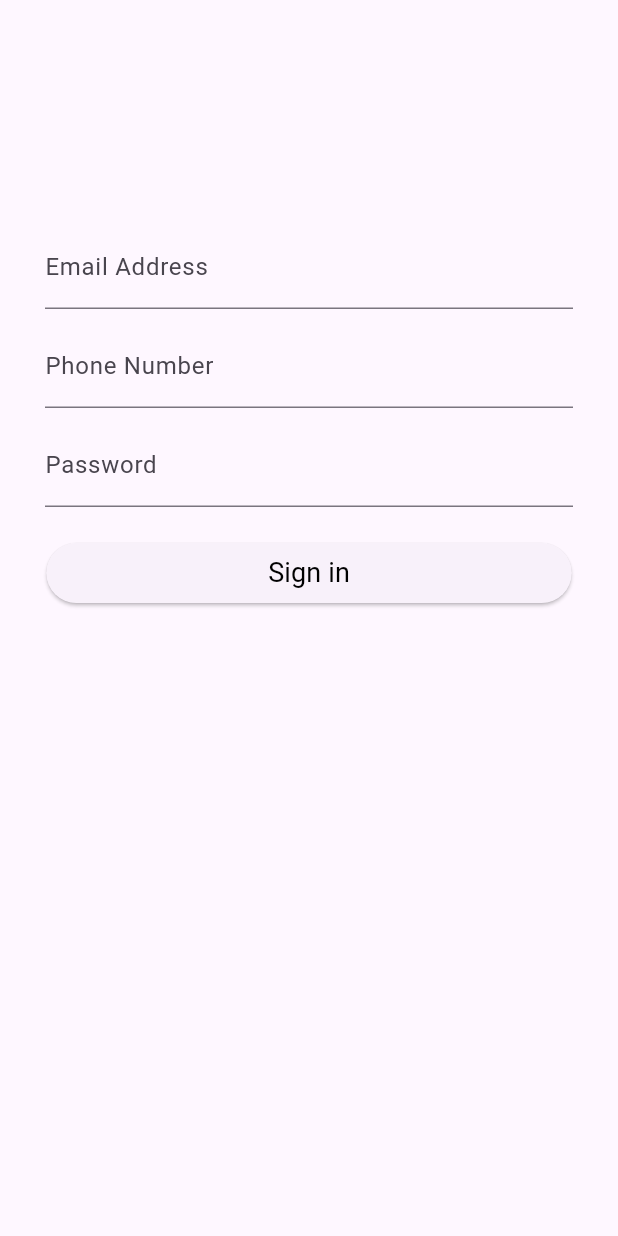
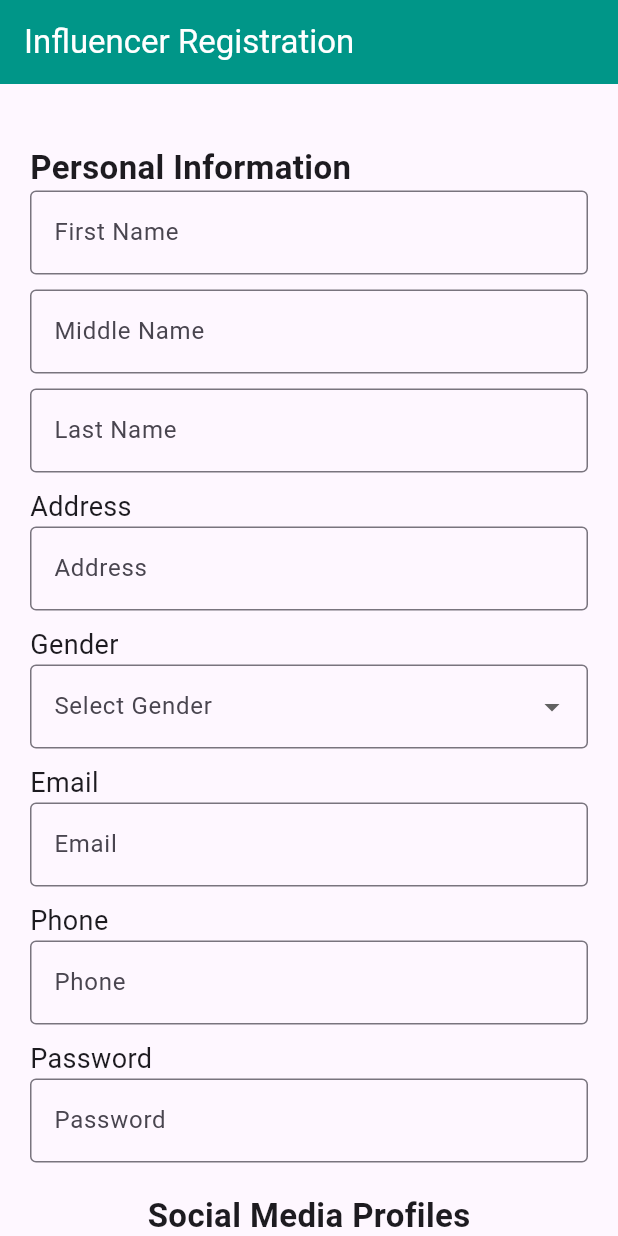
Before and after one commit to ruchibajra/TrendMaster-MobileApp, a Flutter app: the screen it shows after launch, on a phone screen of 412 x 824 dp. Run offline on Flutter 3.47's test engine with Material 3 defaults, Android fonts, the phone set to English and light mode, and no system bars; our stand-ins replace firebase_auth, firebase_core, google_fonts; accounts and stored records are empty; Roboto replaces fonts that are missing (Inika).

Commit message:
creator register ui fn completed

```diff
--- a/lib/main.dart
+++ b/lib/main.dart
@@ -1,6 +1,9 @@
 import 'package:firebase_core/firebase_core.dart';
 import 'package:flutter/material.dart';
+import 'package:google_fonts/google_fonts.dart';
+import 'package:trendmasterass2/pages/registration.dart';
 import 'package:trendmasterass2/pages/signin_page.dart';
+
 
 Future<void> main() async{
   WidgetsFlutterBinding.ensureInitialized();
@@ -15,61 +18,32 @@ class MyApp extends StatelessWidget {
   @override
   Widget build(BuildContext context) {
     return MaterialApp(
-      title: 'Jay FireBase',
+      debugShowCheckedModeBanner: false,
+      //Theme Style
+      themeMode: ThemeMode.light,
       theme: ThemeData(
-        colorScheme: ColorScheme.fromSeed(seedColor: Colors.deepPurple),
-        useMaterial3: true,
+        appBarTheme: AppBarTheme(
+            color: Colors.teal,
+            titleTextStyle: TextStyle(fontSize: 22, color: Colors.white,)),
+        fontFamily: GoogleFonts.aBeeZee().fontFamily,
       ),
-      home: SignupPage(),
+
+
+        //Route
+        routes: <String, WidgetBuilder>{
+          "/": (context) => InfluencerRegistrationScreen(),
+          // "/": (context) => CreatorsPage(),
+          // "/": (context) => CompanyHomePage(),
+          // "/": (context) => InfluencerProfile(),
+          // "/": (context) => InfluencerHomePage(),
+          // "/": (context) => Budget(),
+          // "/": (context) => LoginPage(),
+          // "/": (context) => AddDetailsPage(),
+          // "/": (context) => CompanyLocationPage(),
+          // "/": (context) => CompanySuccessPage(),
+          // "/": (context) => InfluencerHomePage(),
+          // "/": (context) => CampaignDetailPage(),
+        }
     );
   }
 }
-
-class MyHomePage extends StatefulWidget {
-  const MyHomePage({super.key, required this.title});
-  final String title;
-
-  @override
-  State<MyHomePage> createState() => _MyHomePageState();
-}
-
-class _MyHomePageState extends State<MyHomePage> {
-  int _counter = 0;
-
-  void _incrementCounter() {
-    setState(() {
-      _counter++;
-    });
-  }
-
-  @override
-  Widget build(BuildContext context) {
-    return Scaffold(
-      appBar: AppBar(
-        backgroundColor: Theme.of(context).colorScheme.inversePrimary,
-        title: Text(widget.title),
-      ),
-      body: Center(
-        child: Column(
-          mainAxisAlignment: MainAxisAlignment.center,
-          children: <Widget>[
-            const Text(
-              'You have pushed the button this many times:',
-            ),
-            Text(
-              '$_counter',
-              style: Theme.of(context).textTheme.headlineMedium,
-            ),
-
-
-          ],
-        ),
-      ),
-      floatingActionButton: FloatingActionButton(
-        onPressed: _incrementCounter,
-        tooltip: 'Increment',
-        child: const Icon(Icons.add),
-      ), // This trailing comma makes auto-formatting nicer for build methods.
-    );
-  }
-}
--- /dev/null
+++ b/lib/pages/registration.dart
@@ -0,0 +1,363 @@
+import 'package:flutter/material.dart';
+enum Gender { Male, Female }
+
+class InfluencerRegistrationScreen extends StatefulWidget {
+  @override
+  _InfluencerRegistrationScreenState createState() => _InfluencerRegistrationScreenState();
+}
+
+class _InfluencerRegistrationScreenState extends State<InfluencerRegistrationScreen> {
+  TextEditingController firstNameController = TextEditingController();
+  TextEditingController middleNameController = TextEditingController();
+  TextEditingController lastNameController = TextEditingController();
+  TextEditingController addressController = TextEditingController();
+  TextEditingController emailController = TextEditingController();
+  TextEditingController phoneController = TextEditingController();
+  TextEditingController passwordController = TextEditingController();
+  TextEditingController instagramController = TextEditingController();
+  TextEditingController youtubeController = TextEditingController();
+  TextEditingController rateController = TextEditingController();
+  TextEditingController instagramSubscriberController = TextEditingController();
+  TextEditingController youtubeSubscriberController = TextEditingController();
+  TextEditingController descriptionController = TextEditingController();
+
+  String? selectedGender;
+  List<String> selectedNiches = [];
+
+  List<Map<String, dynamic>> getNicheList() {
+    return [
+      {'niche': 'Fashion', 'color': Colors.teal},
+      {'niche': 'Motivate', 'color': Colors.teal},
+      {'niche': 'Food Vlog', 'color': Colors.teal},
+      {'niche': 'Entertainment', 'color': Colors.teal},
+      {'niche': 'Informative', 'color': Colors.teal},
+      {'niche': 'Makeup', 'color': Colors.teal},
+      {'niche': 'Content Creator', 'color': Colors.teal},
+      {'niche': 'Model', 'color': Colors.teal},
+      {'niche': 'Comedy', 'color': Colors.teal},
+    ];
+  }
+
+  //Personal Info Section
+  Widget buildPersonalInformation() {
+    return Column(
+      crossAxisAlignment: CrossAxisAlignment.start,
+      children: <Widget>[
+        SizedBox(height: 20),
+        Text(
+          'Personal Information',
+          style: TextStyle(
+            fontSize: 22,
+            fontWeight: FontWeight.bold,
+          ),
+        ),
+        TextFormField(
+          controller: firstNameController,
+          decoration: InputDecoration(
+            labelText: 'First Name',
+            border: OutlineInputBorder(),
+          ),
+        ),
+        SizedBox(height: 10),
+        TextFormField(
+          controller: middleNameController,
+          decoration: InputDecoration(
+            labelText: 'Middle Name',
+            border: OutlineInputBorder(),
+          ),
+        ),
+        SizedBox(height: 10),
+        TextFormField(
+          controller: lastNameController,
+          decoration: InputDecoration(
+            labelText: 'Last Name',
+            border: OutlineInputBorder(),
+          ),
+        ),
+        SizedBox(height: 10),
+        Text(
+          'Address',
+          style: TextStyle(
+            fontSize: 18,
+          ),
+        ),
+        TextFormField(
+          controller: addressController,
+          decoration: InputDecoration(
+            labelText: 'Address',
+            border: OutlineInputBorder(),
+          ),
+        ),
+        SizedBox(height: 10),
+        Text(
+          'Gender',
+          style: TextStyle(
+            fontSize: 18,
+          ),
+        ),
+        DropdownButtonFormField<String>(
+          decoration: InputDecoration(
+            labelText: 'Select Gender',
+            border: OutlineInputBorder(),
+          ),
+          value: selectedGender,
+          onChanged: (String? value) {
+            setState(() {
+              selectedGender = value;
+            });
+          },
+          items: <String>['Male', 'Female'].map((String value) {
+            return DropdownMenuItem<String>(
+              value: value,
+              child: Text(value),
+            );
+          }).toList(),
+        ),
+        SizedBox(height: 10),
+        Text(
+          'Email',
+          style: TextStyle(
+            fontSize: 18,
+          ),
+        ),
+        TextFormField(
+          controller: emailController,
+          decoration: InputDecoration(
+            labelText: 'Email',
+            border: OutlineInputBorder(),
+          ),
+        ),
+        SizedBox(height: 10),
+        Text(
+          'Phone',
+          style: TextStyle(
+            fontSize: 18,
+          ),
+        ),
+        TextFormField(
+          controller: phoneController,
+          decoration: InputDecoration(
+            labelText: 'Phone',
+            border: OutlineInputBorder(),
+          ),
+        ),
+        SizedBox(height: 10),
+        Text(
+          'Password',
+          style: TextStyle(
+            fontSize: 18,
+          ),
+        ),
+        TextFormField(
+          controller: passwordController,
+          obscureText: true,
+          decoration: InputDecoration(
+            labelText: 'Password',
+            border: OutlineInputBorder(),
+          ),
+        ),
+      ],
+    );
+  }
+
+  //Social Media Section
+  Widget buildSocialMediaProfiles() {
+    return Column(
+      children: [
+        SizedBox(height: 20),
+        Text(
+          'Social Media Profiles',
+          style: TextStyle(
+            fontSize: 22,
+            fontWeight: FontWeight.bold,
+          ),
+        ),
+        Row(
+          children: [
+            Expanded(
+              child: Padding(
+                padding: const EdgeInsets.only(right: 20.0),
+                child: TextFormField(
+                  controller: instagramController,
+                  decoration: InputDecoration(
+                    labelText: 'Instagram Handle',
+                    border: OutlineInputBorder(),
+                  ),
+                ),
+              ),
+            ),
+            SizedBox(
+              width: 100,
+              child: TextFormField(
+                controller: instagramSubscriberController,
+                keyboardType: TextInputType.number,
+                decoration: InputDecoration(
+                  labelText: 'Subscribers',
+                  border: OutlineInputBorder(),
+                ),
+              ),
+            ),
+          ],
+        ),
+        SizedBox(height: 10),
+        Row(
+          children: [
+            Expanded(
+              child: Padding(
+                padding: const EdgeInsets.only(right: 10.0),
+                child: TextFormField(
+                  controller: youtubeController,
+                  decoration: InputDecoration(
+                    labelText: 'YouTube Channel (if applicable)',
+                    border: OutlineInputBorder(),
+                  ),
+                ),
+              ),
+            ),
+            SizedBox(
+              width: 100,
+              child: TextFormField(
+                controller: youtubeSubscriberController,
+                keyboardType: TextInputType.number,
+                decoration: InputDecoration(
+                  labelText: 'Subscribers',
+                  border: OutlineInputBorder(),
+                ),
+              ),
+            ),
+          ],
+        ),
+      ],
+    );
+  }
+
+  // Niche Section
+  Widget buildNicheSelection() {
+    return Column(
+      children: [
+        SizedBox(height: 20),
+        Text(
+          'Niche/Category',
+          style: TextStyle(
+            fontSize: 22,
+            fontWeight: FontWeight.bold,
+          ),
+        ),
+        SizedBox(height: 10),
+        Text(
+          'Select Niche*',
+          style: TextStyle(fontWeight: FontWeight.bold),
+        ),
+        SizedBox(height: 5),
+        Column(
+          crossAxisAlignment: CrossAxisAlignment.center,
+          mainAxisAlignment: MainAxisAlignment.center,
+          children: [
+            Wrap(
+              spacing: 8,
+              runSpacing: 8,
+              children: getNicheList().map((location) {
+                return OutlinedButton(
+                  onPressed: () {
+                    setState(() {
+                      selectedNiches.contains(location['niche'])
+                          ? selectedNiches.remove(location['niche'])
+                          : selectedNiches.add(location['niche']);
+                    });
+                  },
+                  child: Text(
+                    location['niche'],
+                    style: TextStyle(
+                      color: selectedNiches.contains(location['niche']) ? Colors
+                          .white : location['color'],
+                    ),
+                  ),
+                  style: OutlinedButton.styleFrom(
+                    primary: selectedNiches.contains(location['niche'])
+                        ? location['color']
+                        : null,
+                    backgroundColor: selectedNiches.contains(location['niche'])
+                        ? location['color']
+                        : null,
+                  ),
+                );
+              }).toList(),
+            ),
+          ],
+        ),
+      ],
+    );
+  }
+
+  // Description Section
+  Widget buildDescription() {
+    return Column(
+      children: [
+        SizedBox(height: 20),
+        Text(
+          'Description',
+          style: TextStyle(
+            fontSize: 22,
+            fontWeight: FontWeight.bold,
+          ),
+        ),
+        SizedBox(height: 10),
+        TextFormField(
+          controller: descriptionController,
+          maxLines: 3,
+          decoration: InputDecoration(
+            labelText: 'Tell us about yourself',
+            border: OutlineInputBorder(),
+          ),
+        ),
+      ],
+    );
+  }
+
+  // Override Section
+  @override
+  Widget build(BuildContext context) {
+    return Scaffold(
+      appBar: AppBar(
+        title: Text('Influencer Registration'),
+        backgroundColor: Colors.teal,
+      ),
+      body: SingleChildScrollView(
+        padding: EdgeInsets.all(20.0),
+        child: Form(
+          // Add a GlobalKey<FormState> for form validation
+          // key: _formKey,
+          child: Column(
+            crossAxisAlignment: CrossAxisAlignment.start,
+            children: <Widget>[
+              buildPersonalInformation(),
+              buildSocialMediaProfiles(),
+              buildNicheSelection(),
+              buildDescription(),
+              SizedBox(height: 20),
+              Center(
+                child: ElevatedButton(
+                  onPressed: () {
+                    // Implement registration logic
+                    // Validate form and save data to Firebase
+                  },
+                  style: ElevatedButton.styleFrom(
+                    primary: Colors.teal,
+                    minimumSize: Size(150, 50),
+                  ),
+                  child: Text(
+                    'Register',
+                    style: TextStyle(
+                      color: Colors.white,
+                      fontSize: 22,
+                    ),
+                  ),
+                ),
+              ),
+            ],
+          ),
+        ),
+      ),
+    );
+  }
+}
--- a/pubspec.yaml
+++ b/pubspec.yaml
@@ -38,6 +38,7 @@ dependencies:
   firebase_core: ^2.24.2
   firebase_auth: ^4.15.3
   firebase_app_check: ^0.2.1+8
+  google_fonts: ^6.1.0
 
 dev_dependencies:
   flutter_test:
```
Also changed, not shown: pubspec.lock, 1 other file.
